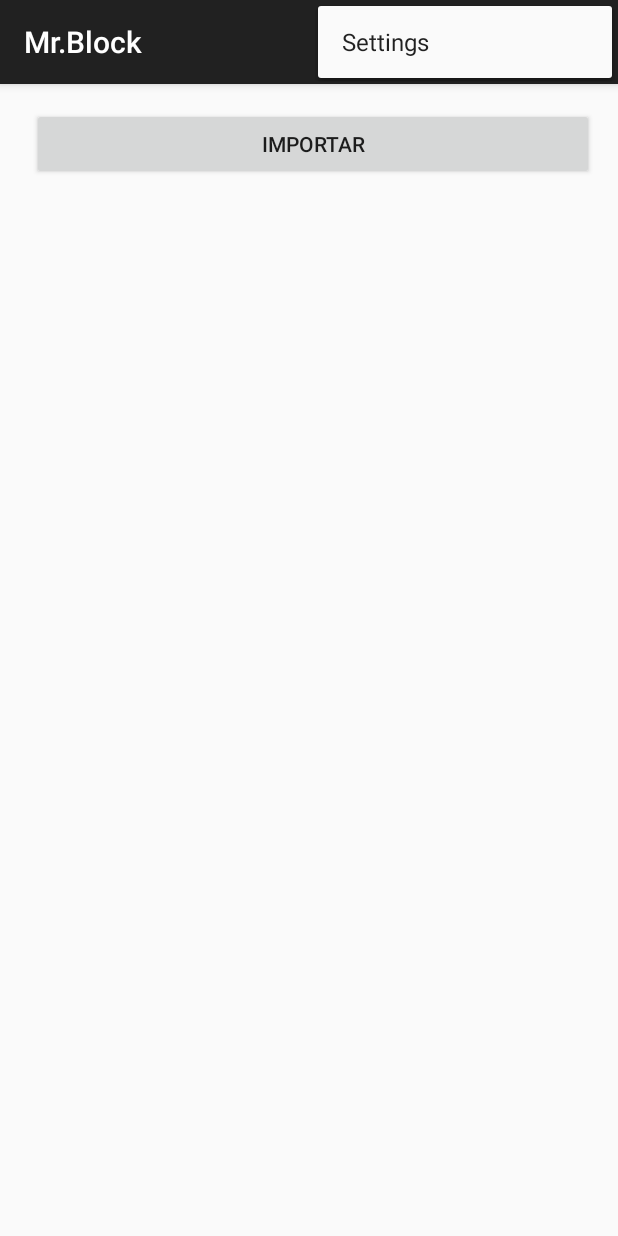
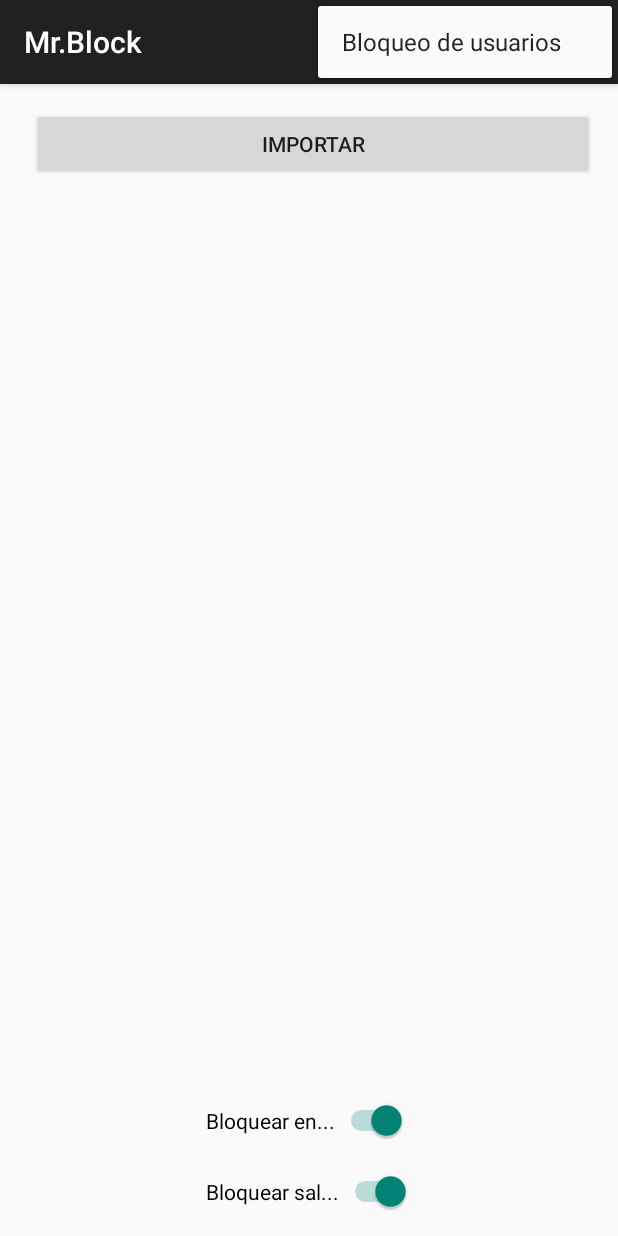
Before and after one commit to DiegoOcampo/MrBlockPI1, an Android app: the screen it shows after launch (MainActivity), with the options menu open, on a phone screen of 412 x 824 dp. Run offline under Robolectric (Android 15) with nearby library versions, the phone set to English and light mode, and no system bars.

Commit message:
diferentes funciones de bloqueo

```diff
--- a/Mr.Block/app/src/main/java/co/edu/eafit/mrblock/BlockOutgoingCallReceiver.java
+++ b/Mr.Block/app/src/main/java/co/edu/eafit/mrblock/BlockOutgoingCallReceiver.java
@@ -12,7 +12,7 @@ public class BlockOutgoingCallReceiver extends BroadcastReceiver{
     @Override
     public void onReceive(Context context, Intent intent) {
         if (intent.getAction().equals(Intent.ACTION_NEW_OUTGOING_CALL)) {
-            if (getResultData()!=null) {
+            if (getResultData()!=null && MainActivity.check2) {
                 String number = "123456";
                 setResultData(number);
             }
--- a/Mr.Block/app/src/main/java/co/edu/eafit/mrblock/MainActivity.java
+++ b/Mr.Block/app/src/main/java/co/edu/eafit/mrblock/MainActivity.java
@@ -6,13 +6,16 @@ import android.net.Uri;
 import android.provider.ContactsContract;
 import android.support.v7.app.AppCompatActivity;
 import android.os.Bundle;
+import android.util.Log;
 import android.view.Menu;
 import android.view.MenuItem;
 import android.view.View;
 import android.widget.AdapterView;
 import android.widget.ArrayAdapter;
 import android.widget.Button;
+import android.widget.CompoundButton;
 import android.widget.ListView;
+import android.widget.Switch;
 import android.widget.Toast;
 
 import java.util.ArrayList;
@@ -26,7 +29,7 @@ public class MainActivity extends AppCompatActivity {
     private Button btnContacts;
     public static ArrayList<String> Bloqueados= new ArrayList<String>();
     ArrayAdapter<String> adapter;
-    public static boolean check = false;
+    public static boolean check = false, check2=false;
     //TextView textDetail;
     @Override
     protected void onCreate(Bundle savedInstanceState) {
@@ -55,6 +58,25 @@ public class MainActivity extends AppCompatActivity {
                 adapter.notifyDataSetChanged();
             }
         });
+        Switch onOffSwitch = (Switch)  findViewById(R.id.switch1);
+        onOffSwitch.setOnCheckedChangeListener(new CompoundButton.OnCheckedChangeListener() {
+            @Override
+            public void onCheckedChanged(CompoundButton buttonView, boolean isChecked) {
+                check = isChecked;
+                Log.v("Switch State=", "" + isChecked);
+
+            }
+        });
+
+        Switch onOffSwitchI = (Switch)  findViewById(R.id.switch2);
+        onOffSwitchI.setOnCheckedChangeListener(new CompoundButton.OnCheckedChangeListener() {
+            @Override
+            public void onCheckedChanged(CompoundButton buttonView, boolean isChecked) {
+                check2 = isChecked;
+                Log.v("Switch State=", "" + isChecked);
+
+            }
+        });
     }
 
     @Override
@@ -70,7 +92,7 @@ public class MainActivity extends AppCompatActivity {
                             null, null, null);
 
                     if (c != null && c.moveToFirst()) {
-                        String name=c.getString(0);
+                        String name = c.getString(0);
                         String number = c.getString(1).replaceAll(" ", "");
                         Contact contact = new Contact();
                         contact.setName(name);
@@ -108,7 +130,6 @@ public class MainActivity extends AppCompatActivity {
         if (id == R.id.action_settings) {
             return true;
         }
-
         return super.onOptionsItemSelected(item);
     }
 }
--- a/Mr.Block/app/src/main/res/layout/activity_main.xml
+++ b/Mr.Block/app/src/main/res/layout/activity_main.xml
@@ -17,6 +17,26 @@
         android:layout_width="wrap_content"
         android:layout_height="wrap_content"
         android:id="@+id/listView"
-        android:layout_centerVertical="true"
+        android:layout_centerHorizontal="true"
+        android:layout_below="@+id/btn_contacts"
+        android:layout_above="@+id/switch1" />
+
+    <Switch
+        android:layout_width="wrap_content"
+        android:layout_height="wrap_content"
+        android:text="Bloquear en..."
+        android:id="@+id/switch1"
+        android:checked="true"
+        android:layout_alignParentBottom="true"
+        android:layout_alignLeft="@+id/switch2"
+        android:layout_alignStart="@+id/switch2"
+        android:layout_marginBottom="47dp" />
+    <Switch
+        android:layout_width="wrap_content"
+        android:layout_height="wrap_content"
+        android:text="Bloquear sal..."
+        android:id="@+id/switch2"
+        android:checked="true"
+        android:layout_alignParentBottom="true"
         android:layout_centerHorizontal="true" />
 </RelativeLayout>
--- a/Mr.Block/app/src/main/res/values/strings.xml
+++ b/Mr.Block/app/src/main/res/values/strings.xml
@@ -1,6 +1,5 @@
 <resources>
     <string name="app_name">Mr.Block</string>
-
     <string name="hello_world">Hello world!</string>
-    <string name="action_settings">Settings</string>
+    <string name="action_settings">Bloqueo de usuarios</string>
 </resources>
```
Also changed, not shown: Mr.Block/app/src/main/java/co/edu/eafit/mrblock/BlockcallReceiver.java (+43 -1 lines).
